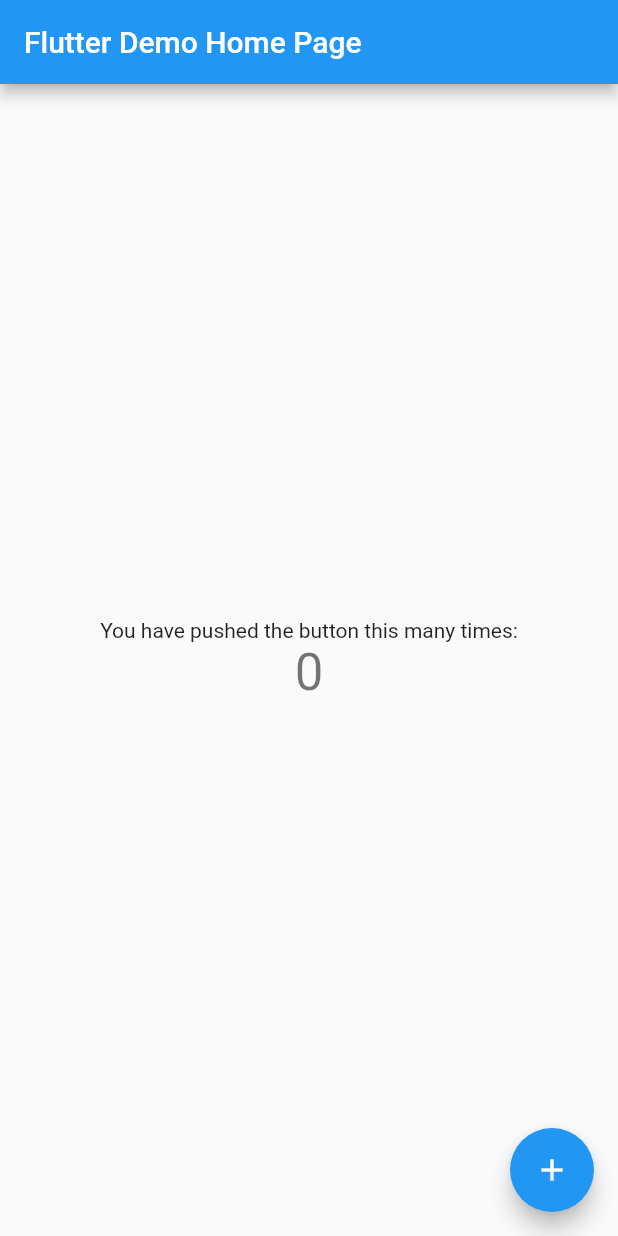
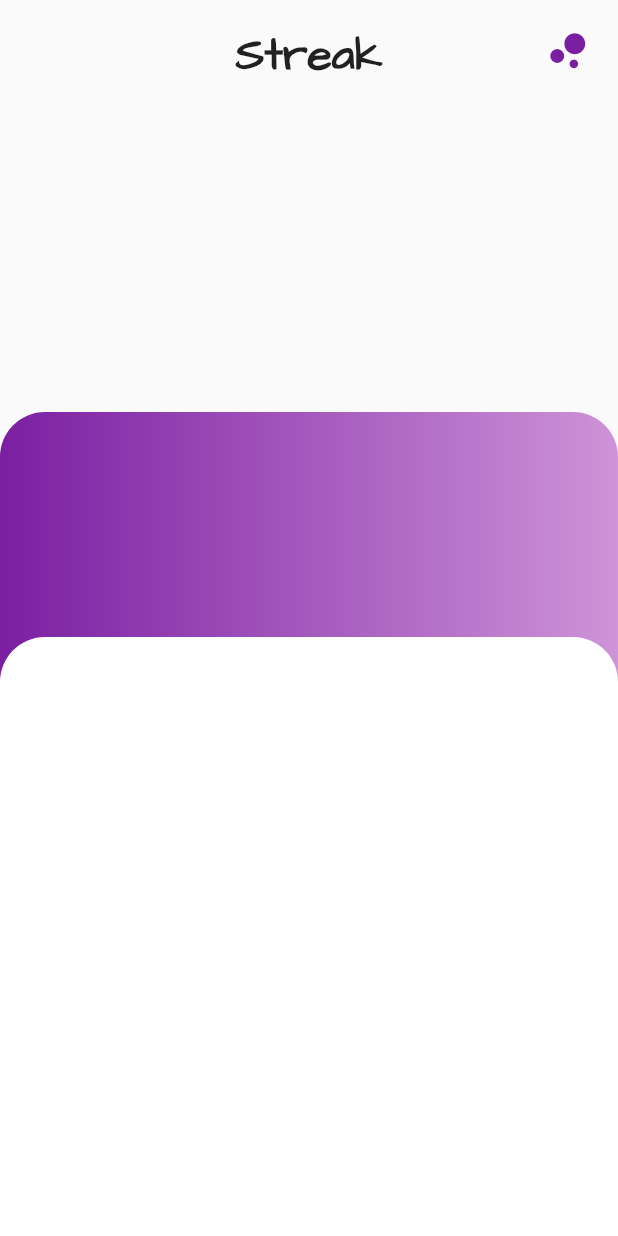
Before and after one commit to lazy-god/reboot_page_insight, a Flutter app: the screen it shows after launch, on a phone screen of 412 x 824 dp. Run offline on Flutter 3.47's test engine with Material 2 defaults, Android fonts, the phone set to English and light mode, and no system bars.

Commit message:
Add: inital screen designs

```diff
--- /dev/null
+++ b/lib/components/bottom_bar.dart
@@ -0,0 +1,36 @@
+import 'package:flutter/material.dart';
+
+class BottomBar extends StatelessWidget {
+  final double minHeight;
+  final Widget child;
+  final LinearGradient gradient;
+  BottomBar({this.minHeight, this.gradient, this.child});
+
+  @override
+  Widget build(BuildContext context) {
+    return Column(
+      mainAxisAlignment: MainAxisAlignment.end,
+      crossAxisAlignment: CrossAxisAlignment.stretch,
+      children: <Widget>[
+        Container(
+          constraints: BoxConstraints(
+            minHeight: minHeight,
+          ),
+          height: 30.0,
+          child: child,
+          decoration: BoxDecoration(
+            gradient: gradient,
+            borderRadius: BorderRadius.only(
+              topRight: Radius.circular(
+                30.0,
+              ),
+              topLeft: Radius.circular(
+                30.0,
+              ),
+            ),
+          ),
+        ),
+      ],
+    );
+  }
+}
--- a/lib/main.dart
+++ b/lib/main.dart
@@ -1,4 +1,5 @@
 import 'package:flutter/material.dart';
+import 'package:streak/screen/streak_screen.dart';
 
 void main() => runApp(MyApp());
 
@@ -7,105 +8,8 @@ class MyApp extends StatelessWidget {
   @override
   Widget build(BuildContext context) {
     return MaterialApp(
-      title: 'Flutter Demo',
-      theme: ThemeData(
-        // This is the theme of your application.
-        //
-        // Try running your application with "flutter run". You'll see the
-        // application has a blue toolbar. Then, without quitting the app, try
-        // changing the primarySwatch below to Colors.green and then invoke
-        // "hot reload" (press "r" in the console where you ran "flutter run",
-        // or simply save your changes to "hot reload" in a Flutter IDE).
-        // Notice that the counter didn't reset back to zero; the application
-        // is not restarted.
-        primarySwatch: Colors.blue,
-      ),
-      home: MyHomePage(title: 'Flutter Demo Home Page'),
+      theme: ThemeData.light(),
+      home: StreakScreen(),
     );
   }
 }
-
-class MyHomePage extends StatefulWidget {
-  MyHomePage({Key key, this.title}) : super(key: key);
-
-  // This widget is the home page of your application. It is stateful, meaning
-  // that it has a State object (defined below) that contains fields that affect
-  // how it looks.
-
-  // This class is the configuration for the state. It holds the values (in this
-  // case the title) provided by the parent (in this case the App widget) and
-  // used by the build method of the State. Fields in a Widget subclass are
-  // always marked "final".
-
-  final String title;
-
-  @override
-  _MyHomePageState createState() => _MyHomePageState();
-}
-
-class _MyHomePageState extends State<MyHomePage> {
-  int _counter = 0;
-
-  void _incrementCounter() {
-    setState(() {
-      // This call to setState tells the Flutter framework that something has
-      // changed in this State, which causes it to rerun the build method below
-      // so that the display can reflect the updated values. If we changed
-      // _counter without calling setState(), then the build method would not be
-      // called again, and so nothing would appear to happen.
-      _counter++;
-    });
-  }
-
-  @override
-  Widget build(BuildContext context) {
-    // This method is rerun every time setState is called, for instance as done
-    // by the _incrementCounter method above.
-    //
-    // The Flutter framework has been optimized to make rerunning build methods
-    // fast, so that you can just rebuild anything that needs updating rather
-    // than having to individually change instances of widgets.
-    return Scaffold(
-      appBar: AppBar(
-        // Here we take the value from the MyHomePage object that was created by
-        // the App.build method, and use it to set our appbar title.
-        title: Text(widget.title),
-      ),
-      body: Center(
-        // Center is a layout widget. It takes a single child and positions it
-        // in the middle of the parent.
-        child: Column(
-          // Column is also a layout widget. It takes a list of children and
-          // arranges them vertically. By default, it sizes itself to fit its
-          // children horizontally, and tries to be as tall as its parent.
-          //
-          // Invoke "debug painting" (press "p" in the console, choose the
-          // "Toggle Debug Paint" action from the Flutter Inspector in Android
-          // Studio, or the "Toggle Debug Paint" command in Visual Studio Code)
-          // to see the wireframe for each widget.
-          //
-          // Column has various properties to control how it sizes itself and
-          // how it positions its children. Here we use mainAxisAlignment to
-          // center the children vertically; the main axis here is the vertical
-          // axis because Columns are vertical (the cross axis would be
-          // horizontal).
-          mainAxisAlignment: MainAxisAlignment.center,
-          children: <Widget>[
-            Text(
-              'You have pushed the button this many times:',
-            ),
-            Text(
-              '$_counter',
-              style: Theme.of(context).textTheme.display1,
-            ),
-          ],
-        ),
-      ),
-      floatingActionButton: FloatingActionButton(
-        onPressed: _incrementCounter,
-        tooltip: 'Increment',
-        child: Icon(Icons.add),
-      ), // This trailing comma makes auto-formatting nicer for build methods.
-    );
-  }
-}
--- /dev/null
+++ b/lib/screen/streak_screen.dart
@@ -0,0 +1,86 @@
+import 'package:flutter/material.dart';
+import 'package:streak/components/bottom_bar.dart';
+
+class StreakScreen extends StatefulWidget {
+  @override
+  _StreakScreenState createState() => _StreakScreenState();
+}
+
+class _StreakScreenState extends State<StreakScreen> {
+  @override
+  Widget build(BuildContext context) {
+    return Scaffold(
+      body: SafeArea(
+        child: Container(
+          child: Stack(
+            children: <Widget>[
+              Align(
+                alignment: Alignment.topRight,
+                child: Padding(
+                  padding: const EdgeInsets.all(16.0),
+                  child: Icon(
+                    Icons.bubble_chart,
+                    size: 35.0,
+                    color: Colors.purple[700],
+                  ),
+                ),
+              ),
+              Align(
+                alignment: Alignment.topCenter,
+                child: Padding(
+                  padding: const EdgeInsets.all(16.0),
+                  child: Row(
+                    mainAxisAlignment: MainAxisAlignment.center,
+                    children: <Widget>[
+                      Text(
+                        'Streak',
+                        style: TextStyle(
+                          fontFamily: 'Architects Daughter',
+                          fontWeight: FontWeight.bold,
+                          fontSize: 30.0,
+                        ),
+                      ),
+                    ],
+                  ),
+                ),
+              ),
+              LayoutBuilder(
+                builder: (context, constraints) {
+                  print(constraints.maxHeight);
+                  return BottomBar(
+                    minHeight: (2 * constraints.maxHeight / 3),
+                    gradient: LinearGradient(
+                      colors: [
+                        Colors.purple[700],
+                        Colors.purple[200],
+                      ],
+                    ),
+                    child: Row(
+                      mainAxisAlignment: MainAxisAlignment.spaceBetween,
+                      children: <Widget>[
+                        Text('5 St left of 10 St'),
+                        Text(''),
+                      ],
+                    ),
+                  );
+                },
+              ),
+              LayoutBuilder(
+                builder: (context, constraints) {
+                  print(constraints.maxHeight);
+                  return BottomBar(
+                    minHeight: (2 * constraints.maxHeight / 3) - 150,
+                    gradient: LinearGradient(colors: [
+                      Colors.white,
+                      Colors.white,
+                    ]),
+                  );
+                },
+              ),
+            ],
+          ),
+        ),
+      ),
+    );
+  }
+}
```
Also changed, not shown: pubspec.yaml (+4 -51 lines), fonts/ArchitectsDaughter-Regular.ttf (added), lib/constants.dart (added), 3 other files.
